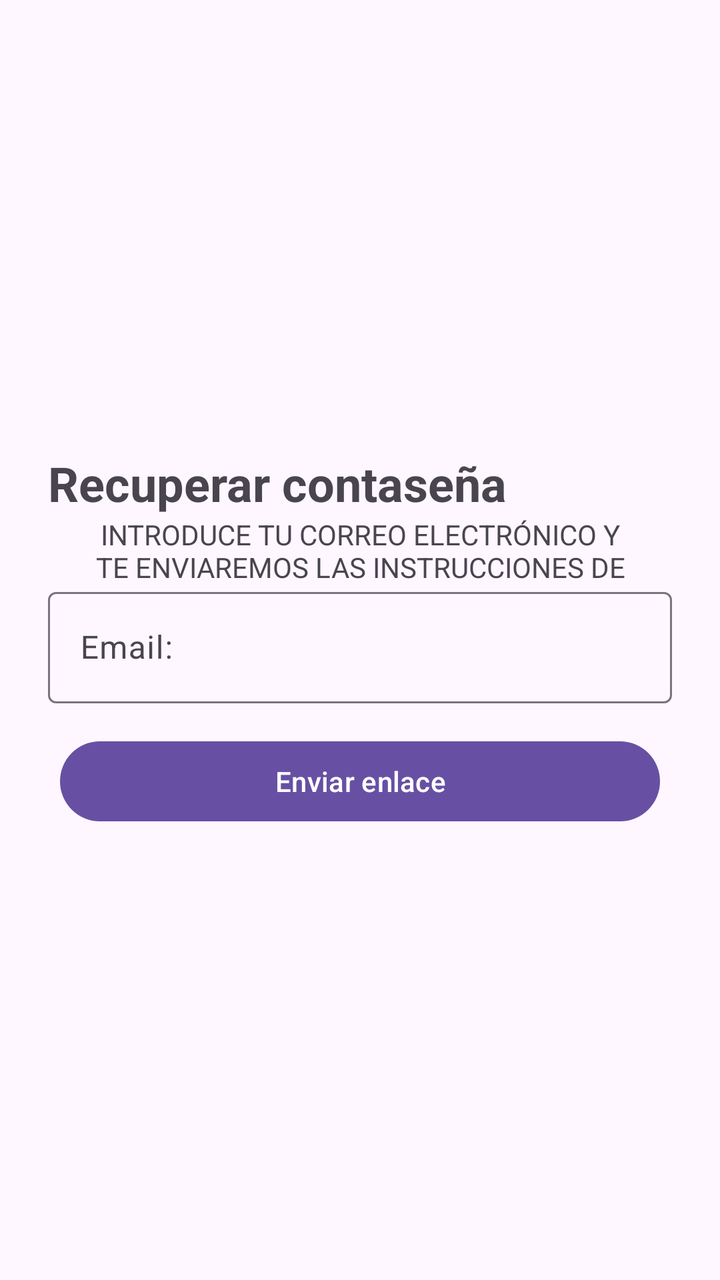
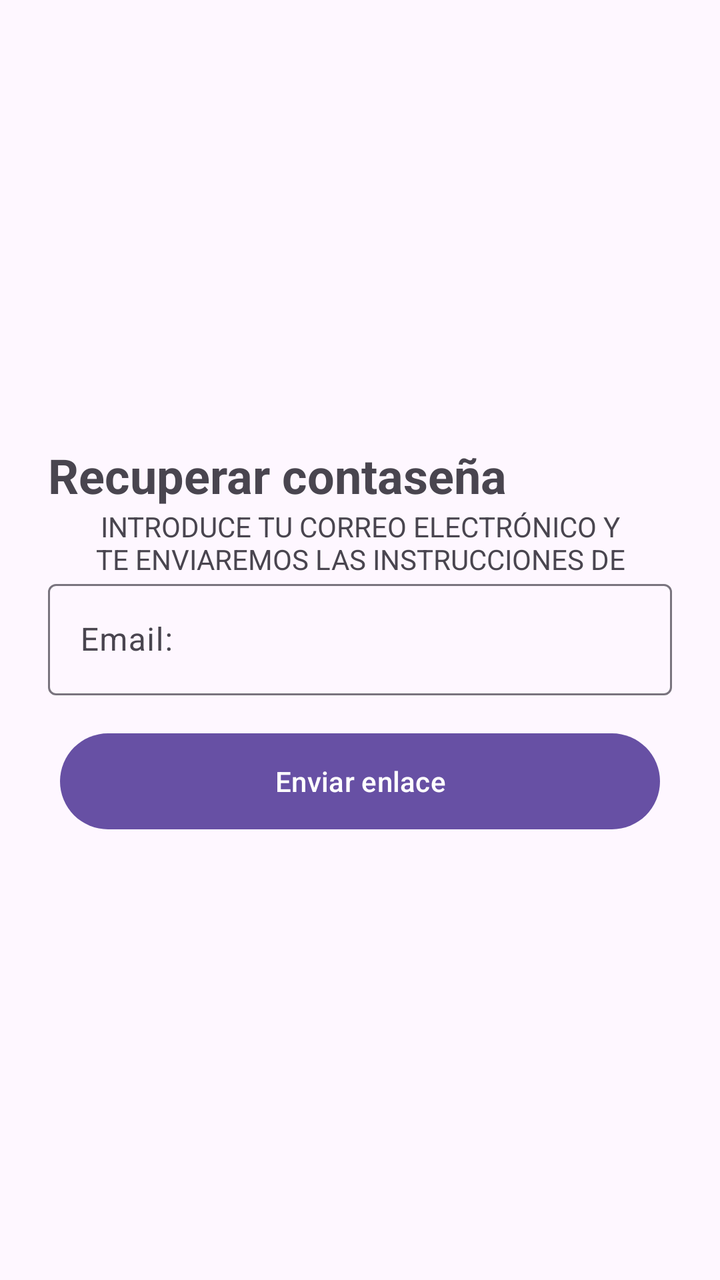

Before-and-after screenshots of an Android layout around one commit, followed by the original layout XML and the change that was made.
<!-- AndroidManifest.xml: application theme Theme.CestaFamiliar -->
<!-- res/layout/activity_recu_password.xml -->
<?xml version="1.0" encoding="utf-8"?>
<LinearLayout xmlns:android="http://schemas.android.com/apk/res/android"
    xmlns:app="http://schemas.android.com/apk/res-auto"
    android:id="@+id/nombre"
    android:layout_width="match_parent"
    android:layout_height="match_parent"
    android:layout_gravity="end"
    android:gravity="center"
    android:orientation="vertical"
    android:padding="24dp">

    <TextView
        android:id="@+id/tvTitulo"
        android:layout_width="match_parent"
        android:layout_height="wrap_content"
        android:text="Recuperar contaseña"
        android:textSize="24sp"
        android:textStyle="bold" />

    <TextView
        android:id="@+id/tvRecuperarContraseña"
        android:layout_width="match_parent"
        android:layout_height="33dp"
        android:text="Introduce tu correo electrónico y te enviaremos las instrucciones de restablecimiento."
        android:textAlignment="center"
        android:textAllCaps="true" />

    <com.google.android.material.textfield.TextInputLayout
        android:layout_width="match_parent"
        android:layout_height="76dp"
        app:hintAnimationEnabled="false">

        <com.google.android.material.textfield.TextInputEditText
            android:id="@+id/tinputEmail"
            android:layout_width="match_parent"
            android:layout_height="wrap_content"
            android:hint="Email:"
            android:inputType="textEmailAddress" />
    </com.google.android.material.textfield.TextInputLayout>

    <Button
        android:id="@+id/button"
        android:layout_width="300dp"
        android:layout_height="wrap_content"
        android:text="Enviar enlace" />

</LinearLayout>
<!-- resources referenced by this layout -->
<resources>
  <style name="Theme.CestaFamiliar" parent="Base.Theme.CestaFamiliar" />
  <style name="Base.Theme.CestaFamiliar" parent="Theme.Material3.DayNight.NoActionBar">
          
          
      </style>
</resources>

<!-- the commit's change to res/layout/activity_recu_password.xml (unified diff, before → after) -->
@@ -41,7 +41,7 @@
     <Button
         android:id="@+id/button"
         android:layout_width="300dp"
-        android:layout_height="wrap_content"
+        android:layout_height="56dp"
         android:text="Enviar enlace" />
 
 </LinearLayout>
